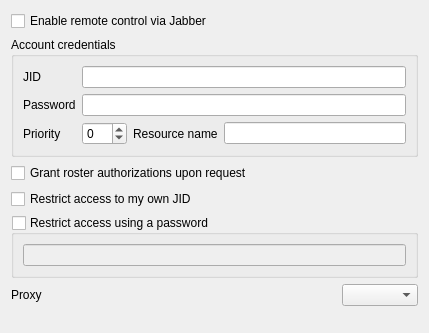
Above: src/remote/SettingsJabberForm.ui from LubosD/fatrat before the change. Below: the same form after it.
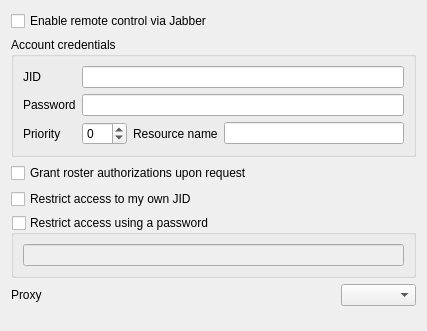
That is the form after the change.

Commit message: The main menu now includes settings subpages

The edit to the form file:
```diff
--- a/src/remote/SettingsJabberForm.ui
+++ b/src/remote/SettingsJabberForm.ui
@@ -1,12 +1,12 @@
 <ui version="4.0" >
  <class>SettingsJabberForm</class>
- <widget class="QWidget" name="SettingsJabberForm" >
-  <property name="geometry" >
+ <widget class="QWidget" name="SettingsJabberForm">
+  <property name="geometry">
    <rect>
     <x>0</x>
     <y>0</y>
-    <width>429</width>
-    <height>333</height>
+    <width>427</width>
+    <height>331</height>
    </rect>
   </property>
   <property name="windowTitle" >
```
Left out of the diff: 120 changed lines with no effect on the pictures. The commit also changes 21 other files.
